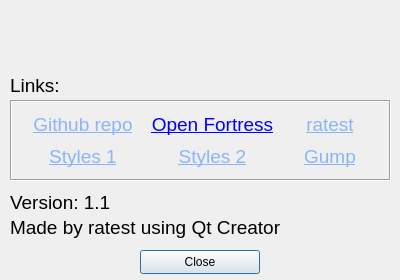
Above: infodialog.ui from TheRatest/of-server-browser before the change. Below: the same form after it.
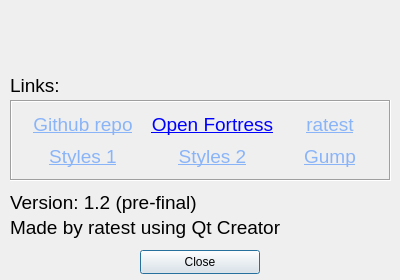
That is the form after the change. Icons and pictures are not drawn.

Diff of the .ui file:
```diff
--- a/infodialog.ui
+++ b/infodialog.ui
@@ -260,7 +260,7 @@
     <rect>
      <x>10</x>
      <y>185</y>
-     <width>100</width>
+     <width>191</width>
      <height>35</height>
     </rect>
    </property>
@@ -270,7 +270,7 @@
     </font>
    </property>
    <property name="text">
-    <string>Version: 1.1</string>
+    <string>Version: 1.2 (pre-final)</string>
    </property>
   </widget>
   <widget class="QLabel" name="label">
```
